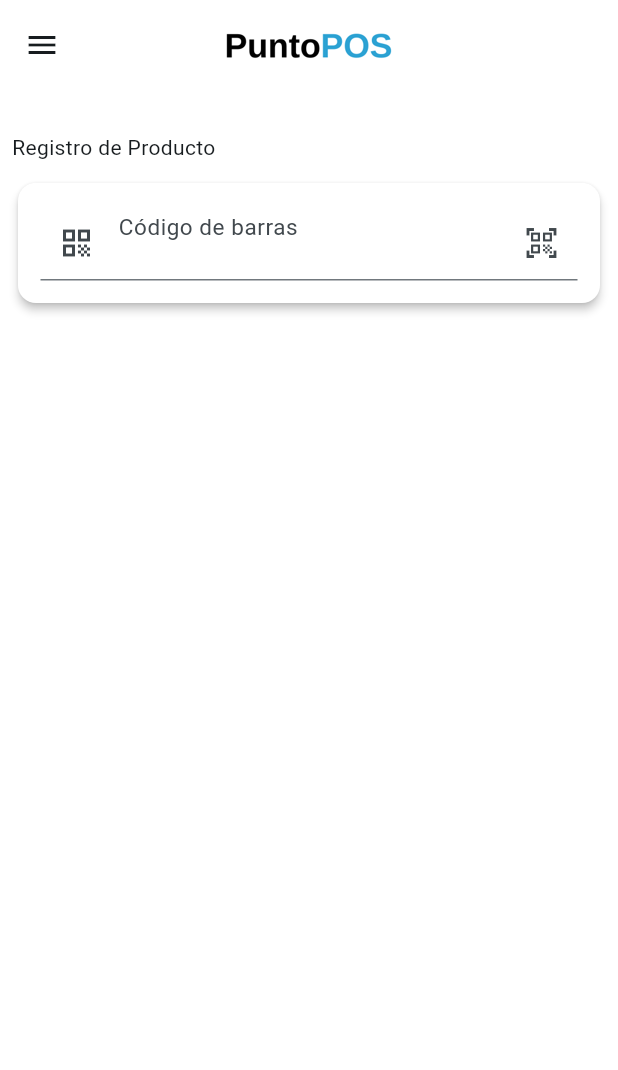
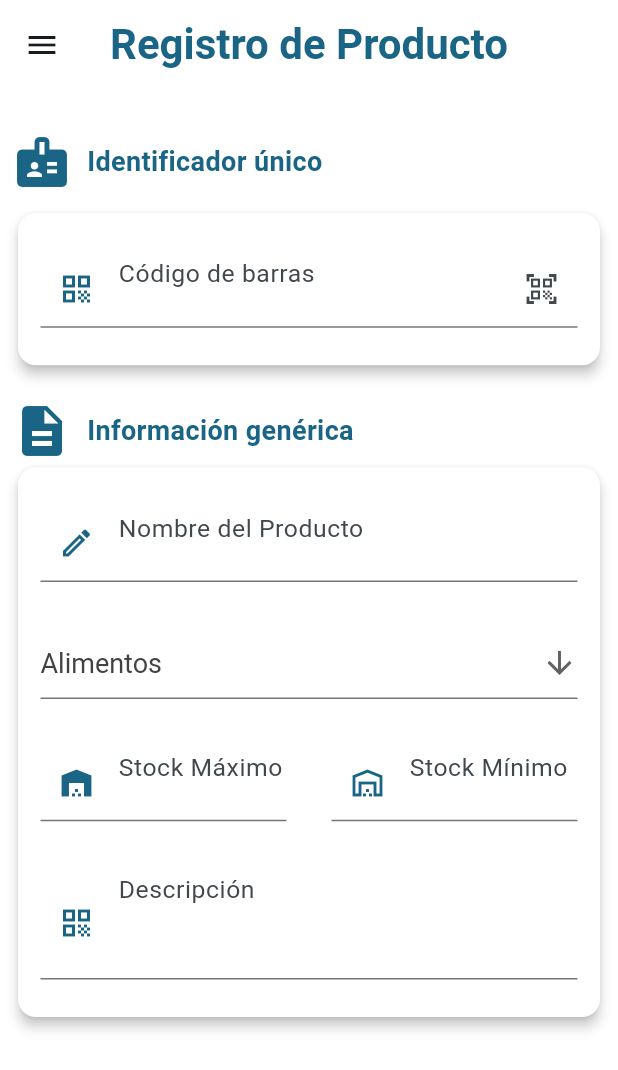
Before and after one commit to gonzacabrera2506/punto_pos, a Flutter app: the ProductsScreen screen opened by its route, on a phone screen of 412 x 824 dp. Shown: the top 1070 px of the screen. Run offline on Flutter 3.47's test engine with Material 3 defaults, Android fonts, the phone set to English and light mode, and no system bars; our stand-ins replace cloud_firestore, equatable, firebase_auth, firebase_core, flutter_bloc, form_validator and 2 more; missing offline and left inert: firebase_app_check; accounts and stored records are empty.

Commit message:
WIP: new product screen

```diff
--- a/lib/features/products/presentation/products_screen.dart
+++ b/lib/features/products/presentation/products_screen.dart
@@ -2,7 +2,7 @@ import 'package:flutter/material.dart';
 import 'package:form_validator/form_validator.dart';
 import 'package:stock_ventas/shared/widgets/custom_container.dart';
 import 'package:stock_ventas/shared/widgets/custom_drawer.dart';
-import 'package:stock_ventas/shared/widgets/custom_outlined_button.dart';
+import 'package:stock_ventas/shared/widgets/custom_dropdown.dart';
 import 'package:stock_ventas/shared/widgets/custom_scaffold.dart';
 import 'package:stock_ventas/shared/widgets/custom_textFormField.dart';
 
@@ -22,7 +22,14 @@ class _ProductsScreenState extends State<ProductsScreen> {
       drawer: CustomDrawer(),
       backgroundColor: Colors.white,
       toolbarHeight: 60,
-      title: Image.asset('assets/PuntoPOS_letras.png', scale: 1.5),
+      title: Text(
+        "Registro de Producto",
+        style: TextStyle(
+          color: Theme.of(context).primaryColor,
+          fontSize: 28,
+          fontWeight: FontWeight.bold,
+        ),
+      ),
       children: [
         Padding(
           padding: const EdgeInsets.all(8.0),
@@ -30,11 +37,31 @@ class _ProductsScreenState extends State<ProductsScreen> {
             children: [
               Row(
                 crossAxisAlignment: CrossAxisAlignment.start,
-                children: [Text("Registro de Producto")],
+                children: [
+                  Row(
+                    children: [
+                      Icon(
+                        Icons.badge,
+                        size: 40,
+                        color: Theme.of(context).primaryColor,
+                      ),
+                      SizedBox(width: 10),
+                      Text(
+                        "Identificador único",
+                        style: TextStyle(
+                          color: Theme.of(context).primaryColor,
+                          fontSize: 18,
+                          fontWeight: FontWeight.bold,
+                        ),
+                      ),
+                    ],
+                  ),
+                ],
               ),
               SizedBox(height: 10),
               CustomContainer(
                 widgets: [
+                  SizedBox(height: 10),
                   //Row(children: [Text("Datos generales")]),
                   CustomTextFormField(
                     obscureText: false,
@@ -49,6 +76,88 @@ class _ProductsScreenState extends State<ProductsScreen> {
                       },
                     ),
                   ),
+                  SizedBox(height: 10),
+                ],
+              ),
+              SizedBox(height: 20),
+              Row(
+                crossAxisAlignment: CrossAxisAlignment.start,
+                children: [
+                  Row(
+                    children: [
+                      Icon(
+                        Icons.description,
+                        size: 40,
+                        color: Theme.of(context).primaryColor,
+                      ),
+                      SizedBox(width: 10),
+                      Text(
+                        "Información genérica",
+                        style: TextStyle(
+                          color: Theme.of(context).primaryColor,
+                          fontSize: 18,
+                          fontWeight: FontWeight.bold,
+                        ),
+                      ),
+                    ],
+                  ),
+                ],
+              ),
+              CustomContainer(
+                widgets: [
+                  SizedBox(height: 10),
+                  //Row(children: [Text("Datos generales")]),
+                  CustomTextFormField(
+                    obscureText: false,
+                    controller: _email,
+                    validation: ValidationBuilder().email().required().build(),
+                    labelText: "Nombre del Producto",
+                    prefixIcon: Icon(Icons.edit_outlined),
+                  ),
+                  // CustomTextFormField(
+                  //   obscureText: false,
+                  //   controller: _email,
+                  //   validation: ValidationBuilder().email().required().build(),
+                  //   labelText: "Categoría",
+                  //   prefixIcon: Icon(Icons.category_outlined),
+                  // ),
+                  CustomDropdown(),
+                  Row(
+                    children: [
+                      Expanded(
+                        child: CustomTextFormField(
+                          obscureText: false,
+                          controller: _email,
+                          validation:
+                              ValidationBuilder().email().required().build(),
+                          labelText: "Stock Máximo",
+                          prefixIcon: Icon(Icons.warehouse),
+                          maxLength: 6,
+                        ),
+                      ),
+                      Expanded(
+                        child: CustomTextFormField(
+                          obscureText: false,
+                          controller: _email,
+                          validation:
+                              ValidationBuilder().email().required().build(),
+                          labelText: "Stock Mínimo",
+                          prefixIcon: Icon(Icons.warehouse_outlined),
+                          maxLength: 6,
+                        ),
+                      ),
+                    ],
+                  ),
+                  CustomTextFormField(
+                    obscureText: false,
+                    controller: _email,
+                    validation: ValidationBuilder().email().required().build(),
+                    labelText: "Descripción",
+                    prefixIcon: Icon(Icons.qr_code_outlined),
+                    maxLength: 45,
+                    maxLines: 2,
+                  ),
+                  SizedBox(height: 10),
                 ],
               ),
             ],
--- a/lib/shared/widgets/custom_container.dart
+++ b/lib/shared/widgets/custom_container.dart
@@ -8,7 +8,7 @@ class CustomContainer extends StatelessWidget {
   Widget build(BuildContext context) {
     return Card(
       color: Colors.white,
-      elevation: 2.5,
+      elevation: 3.5,
       shadowColor: Colors.black,
       child: Column(
         mainAxisAlignment: MainAxisAlignment.center,
--- /dev/null
+++ b/lib/shared/widgets/custom_dropdown.dart
@@ -0,0 +1,43 @@
+import 'package:flutter/material.dart';
+
+class CustomDropdown extends StatefulWidget {
+  const CustomDropdown({super.key});
+
+  @override
+  State<CustomDropdown> createState() => _CustomDropdownState();
+}
+
+class _CustomDropdownState extends State<CustomDropdown> {
+  @override
+  Widget build(BuildContext context) {
+    const List<String> list = <String>[
+      'Alimentos',
+      'Bebidas',
+      'Bazar',
+      'Limpieza',
+      'Otros',
+    ];
+    //TODO:   reemplazar por respuesta JSON de API
+    String dropdownValue = list.first;
+
+    return Padding(
+      padding: const EdgeInsets.all(15.0),
+      child: DropdownButtonFormField<String>(
+        value: dropdownValue,
+        icon: const Icon(Icons.arrow_downward),
+        elevation: 16,
+        style: TextStyle(fontSize: 18, color: Colors.grey[800]),
+        onChanged: (String? value) {
+          // This is called when the user selects an item.
+          setState(() {
+            dropdownValue = value!;
+          });
+        },
+        items:
+            list.map<DropdownMenuItem<String>>((String value) {
+              return DropdownMenuItem<String>(value: value, child: Text(value));
+            }).toList(),
+      ),
+    );
+  }
+}
--- a/lib/shared/widgets/custom_textFormField.dart
+++ b/lib/shared/widgets/custom_textFormField.dart
@@ -7,6 +7,8 @@ class CustomTextFormField extends StatelessWidget {
   final String? labelText;
   final Icon? prefixIcon;
   final Widget? suffixIcon;
+  final int? maxLines;
+  final int? maxLength;
 
   const CustomTextFormField({
     super.key,
@@ -16,6 +18,8 @@ class CustomTextFormField extends StatelessWidget {
     required this.controller,
     this.validation,
     this.suffixIcon,
+    this.maxLines,
+    this.maxLength,
   });
 
   @override
@@ -31,12 +35,23 @@ class CustomTextFormField extends StatelessWidget {
         obscureText: obscureText,
         controller: controller,
         validator: validation,
-        cursorHeight: 11,
+        maxLines: maxLines,
+        maxLength: maxLength,
+        cursorHeight: 24,
         decoration: InputDecoration(
+          counterText: '',
           contentPadding: EdgeInsets.fromLTRB(0, 7, 0, 0),
-          labelStyle: TextStyle(fontSize: 20),
+          labelStyle: TextStyle(fontSize: 22),
           labelText: labelText,
-          prefixIcon: prefixIcon,
+          prefixIcon:
+              prefixIcon != null
+                  ? IconTheme(
+                    data: IconThemeData(
+                      color: Theme.of(context).colorScheme.primary,
+                    ),
+                    child: prefixIcon!,
+                  )
+                  : null,
           suffixIcon: suffixIcon,
           floatingLabelBehavior: FloatingLabelBehavior.always,
           errorStyle: TextStyle(fontSize: 10, fontWeight: FontWeight.bold),
```
